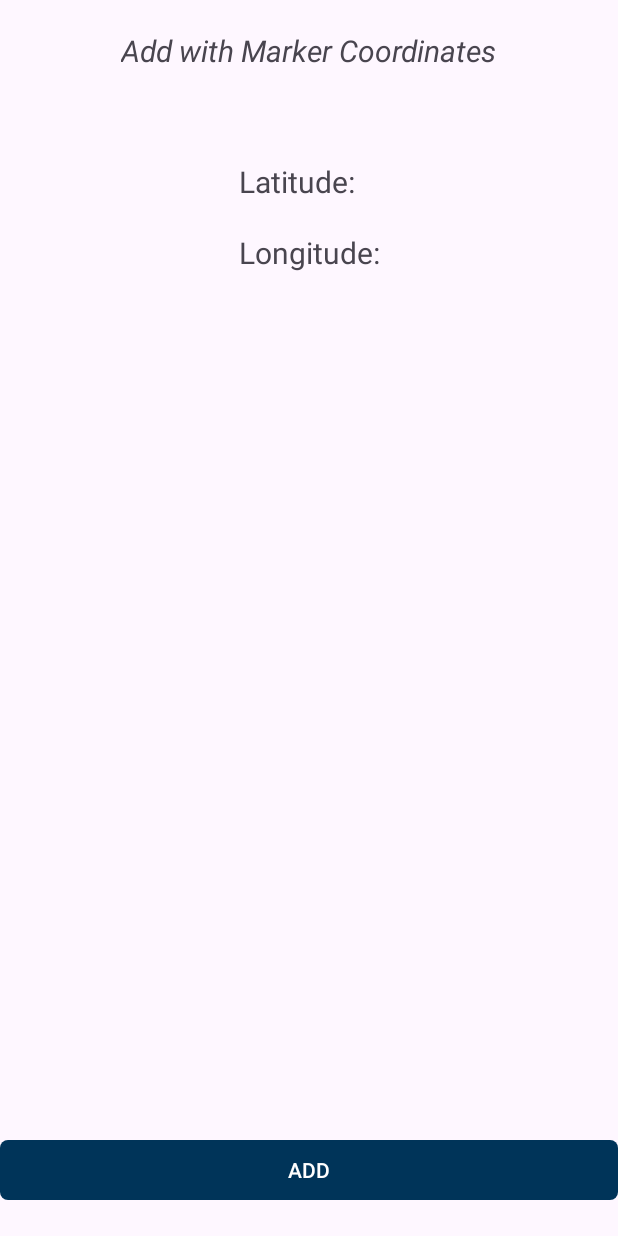
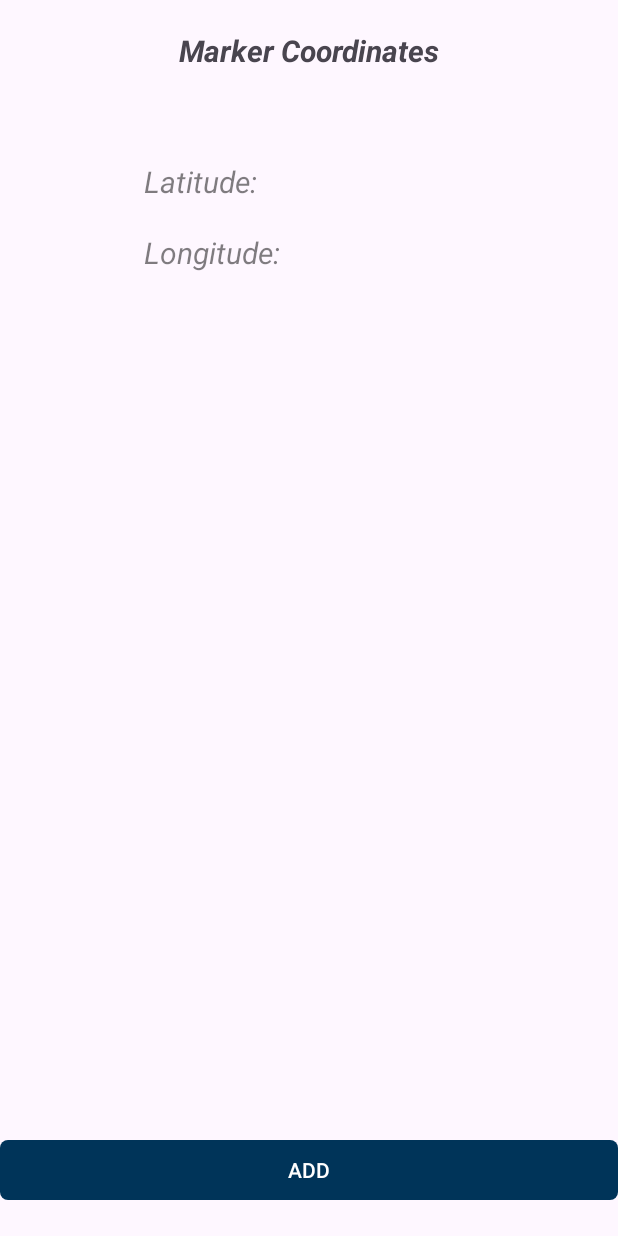
Before and after one commit to tanle-dev/PaLuv, an Android app: the layout fragment_coordinates.xml on its own in the app's theme, with its tools: preview values and no code run, on a phone screen of 412 x 824 dp. Run offline under Robolectric (Android 15) with nearby library versions, the phone set to English and light mode, and no system bars.

Commit message:
refactor: fix coordinate values to navigate to add place

```diff
--- a/app/src/main/java/ca/tanle/mapluv/ui/fragments/CoordinatesFragment.kt
+++ b/app/src/main/java/ca/tanle/mapluv/ui/fragments/CoordinatesFragment.kt
@@ -46,8 +46,8 @@ class CoordinatesFragment : Fragment() {
     }
 
     private fun setUpCoordinateFragment(){
-        binding.tvLat.text = "Latitude: " + String.format("%.6f", coordinatesViewModel.coordinate.value?.latitude)
-        binding.tvLng.text = "Longitude: " + String.format("%.6f", coordinatesViewModel.coordinate.value?.longitude)
+        binding.tvLatVal.text = String.format("%.6f", coordinatesViewModel.coordinate.value?.latitude)
+        binding.tvLngVal.text = String.format("%.6f", coordinatesViewModel.coordinate.value?.longitude)
 
         binding.addPlaceBtn.setOnClickListener{
             val bundle = Bundle()
--- a/app/src/main/java/ca/tanle/mapluv/ui/fragments/MapFragment.kt
+++ b/app/src/main/java/ca/tanle/mapluv/ui/fragments/MapFragment.kt
@@ -23,6 +23,7 @@ import com.google.android.gms.maps.GoogleMap
 import com.google.android.gms.maps.GoogleMap.OnMapClickListener
 import com.google.android.gms.maps.GoogleMap.OnMarkerClickListener
 import com.google.android.gms.maps.GoogleMap.OnMyLocationButtonClickListener
+import com.google.android.gms.maps.GoogleMap.OnMyLocationClickListener
 import com.google.android.gms.maps.OnMapReadyCallback
 import com.google.android.gms.maps.SupportMapFragment
 import com.google.android.gms.maps.model.BitmapDescriptorFactory
@@ -32,8 +33,7 @@ import com.google.android.gms.maps.model.MarkerOptions
 import dagger.hilt.android.AndroidEntryPoint
 
 @AndroidEntryPoint
-class MapFragment : Fragment(), OnMapReadyCallback, OnMapClickListener, OnMarkerClickListener,
-    GoogleMap.OnMyLocationClickListener {
+class MapFragment : Fragment(), OnMapReadyCallback, OnMapClickListener, OnMarkerClickListener, OnMyLocationButtonClickListener{
 
 
     private lateinit var googleMap: GoogleMap
@@ -66,6 +66,7 @@ class MapFragment : Fragment(), OnMapReadyCallback, OnMapClickListener, OnMarker
     @SuppressLint("MissingPermission")
     fun enableMapFeatures(){
         googleMap.setOnMapClickListener(this);
+        googleMap.setOnMyLocationButtonClickListener(this)
         googleMap.isMyLocationEnabled = true
         googleMap.uiSettings.let {
             it.isZoomControlsEnabled= true
@@ -125,6 +126,7 @@ class MapFragment : Fragment(), OnMapReadyCallback, OnMapClickListener, OnMarker
             locationUtils.fusedLocationClient.lastLocation.addOnSuccessListener {
                 val location = LatLng(it.latitude, it.longitude)
                 googleMap.moveCamera(CameraUpdateFactory.newLatLngZoom(location, 13f))
+                coordinatesViewModel.setCoordinate(location)
             }
         }
     }
@@ -164,7 +166,9 @@ class MapFragment : Fragment(), OnMapReadyCallback, OnMapClickListener, OnMarker
         return  true
     }
 
-    override fun onMyLocationClick(p0: Location) {
-        coordinatesViewModel.setCoordinate(LatLng(p0.latitude, p0.longitude))
+    override fun onMyLocationButtonClick(): Boolean {
+        getDeviceLocation()
+        googleMap.clear()
+        return true
     }
 }
--- a/app/src/main/res/layout/fragment_coordinates.xml
+++ b/app/src/main/res/layout/fragment_coordinates.xml
@@ -11,7 +11,7 @@
         android:layout_width="0dp"
         android:layout_height="wrap_content"
         android:layout_marginBottom="20dp"
-        android:text="ADD"
+        android:text="@string/add"
         app:cornerRadius="5dp"
         app:layout_constraintBottom_toBottomOf="parent"
         app:layout_constraintEnd_toEndOf="parent"
@@ -22,9 +22,9 @@
         android:layout_width="wrap_content"
         android:layout_height="wrap_content"
         android:layout_marginTop="20dp"
-        android:text="Add with Marker Coordinates"
+        android:text="@string/marker_coordinates"
         android:textSize="20sp"
-        android:textStyle="italic"
+        android:textStyle="bold|italic"
         app:layout_constraintEnd_toEndOf="parent"
         app:layout_constraintStart_toStartOf="parent"
         app:layout_constraintTop_toTopOf="parent" />
@@ -38,23 +38,58 @@
         app:layout_constraintStart_toStartOf="parent"
         app:layout_constraintTop_toBottomOf="@+id/textView2">
 
+        <LinearLayout
+            android:layout_width="match_parent"
+            android:layout_height="match_parent"
+            android:orientation="horizontal">
+
             <TextView
                 android:id="@+id/tvLat"
-            android:layout_width="wrap_content"
+                android:layout_width="100dp"
                 android:layout_height="wrap_content"
-            android:text="Latitude:"
-            android:textSize="20sp" />
+                android:text="@string/latitude"
+                android:textColor="#80000000"
+                android:textSize="20sp"
+                android:textStyle="italic" />
+
+            <TextView
+                android:id="@+id/tvLatVal"
+                android:layout_width="120dp"
+                android:layout_height="wrap_content"
+                android:layout_weight="1"
+                android:textAlignment="viewEnd"
+                android:textSize="20sp"
+                android:textStyle="bold" />
+        </LinearLayout>
 
         <Space
             android:layout_width="match_parent"
             android:layout_height="20dp" />
 
+        <LinearLayout
+            android:layout_width="match_parent"
+            android:layout_height="match_parent"
+            android:orientation="horizontal">
+
             <TextView
                 android:id="@+id/tvLng"
-            android:layout_width="wrap_content"
+                android:layout_width="100dp"
                 android:layout_height="wrap_content"
-            android:text="Longitude:"
-            android:textSize="20sp" />
+                android:text="@string/longitude"
+                android:textColor="#80000000"
+                android:textSize="20sp"
+                android:textStyle="italic" />
+
+            <TextView
+                android:id="@+id/tvLngVal"
+                android:layout_width="120dp"
+                android:layout_height="wrap_content"
+                android:layout_weight="1"
+                android:textAlignment="viewEnd"
+                android:textSize="20sp"
+                android:textStyle="bold" />
+        </LinearLayout>
+
     </LinearLayout>
 
 </androidx.constraintlayout.widget.ConstraintLayout>
--- a/app/src/main/res/values/strings.xml
+++ b/app/src/main/res/values/strings.xml
@@ -12,4 +12,8 @@
     <string name="visited">Visited</string>
     <string name="add_place_name">Add place name.</string>
     <string name="add_place_icon">Add Place Icon</string>
+    <string name="latitude">Latitude:</string>
+    <string name="marker_coordinates">Marker Coordinates</string>
+    <string name="add">ADD</string>
+    <string name="longitude">Longitude:</string>
 </resources>
```
Lines whose indentation alone changed are shown as unchanged.
